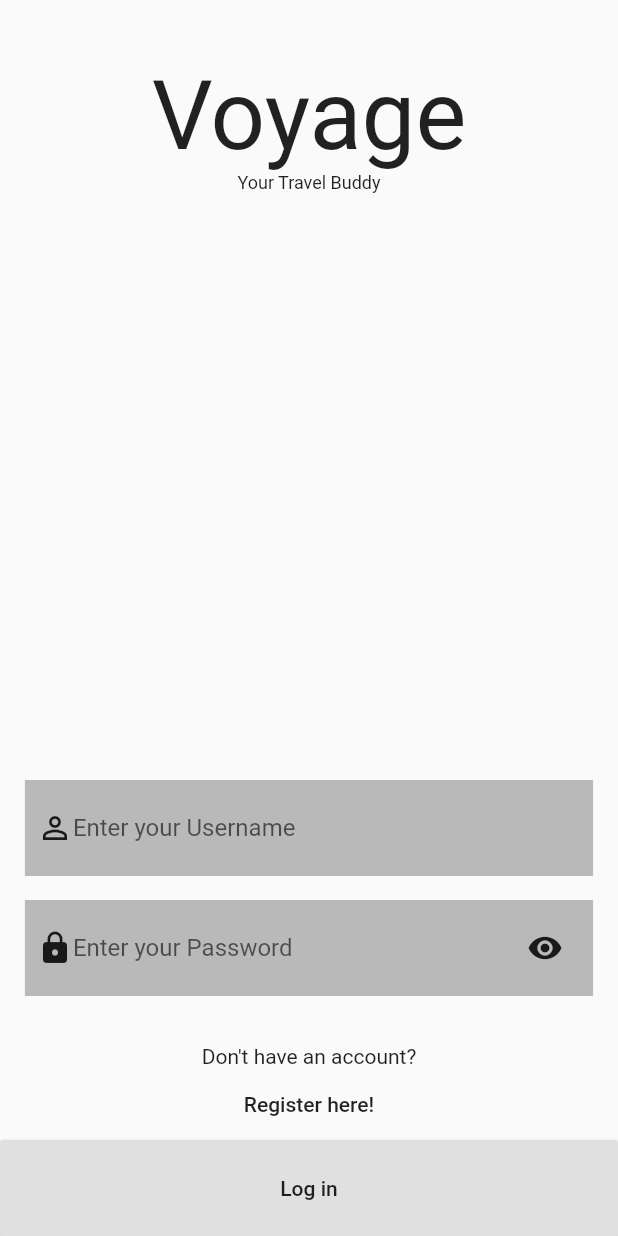
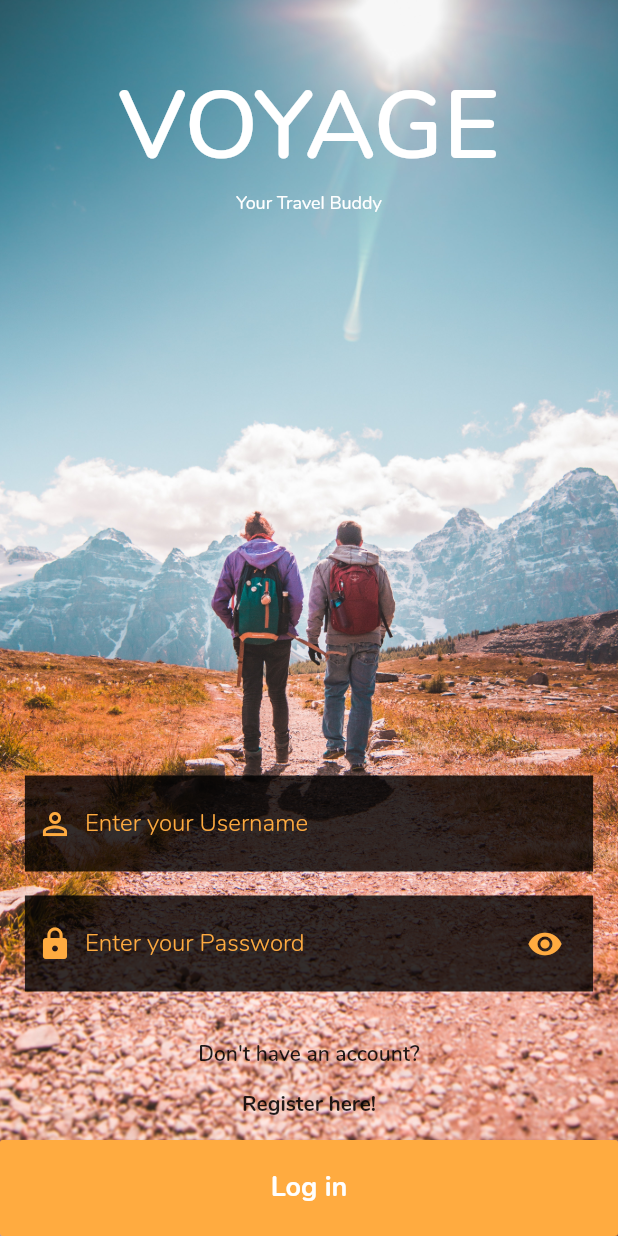
Before and after one commit to iamsatriya/dicoding-voyage, a Flutter app: the screen it shows after launch, on a phone screen of 412 x 824 dp. Run offline on Flutter 3.47's test engine with Material 2 defaults, Android fonts, the phone set to English and light mode, and no system bars.

Commit message:
finishing design login screen adding font

```diff
--- a/lib/main.dart
+++ b/lib/main.dart
@@ -8,6 +8,9 @@ class MyApp extends StatelessWidget {
   Widget build(BuildContext context) {
     return MaterialApp(
       home: LoginScreen(),
+      theme: ThemeData(
+        fontFamily: 'Nunito',
+      ),
     );
   }
 }
--- a/lib/screen/LoginScreen.dart
+++ b/lib/screen/LoginScreen.dart
@@ -16,7 +16,15 @@ class _LoginScreenState extends State<LoginScreen> {
   @override
   Widget build(BuildContext context) {
     return Scaffold(
-      body: SafeArea(
+      body: Stack(
+        children: [
+          Image(
+            image: AssetImage('images/login-bg.jpg'),
+            width: MediaQuery.of(context).size.width,
+            height: MediaQuery.of(context).size.height,
+            fit: BoxFit.cover,
+          ),
+          SafeArea(
             child: Column(
               mainAxisAlignment: MainAxisAlignment.spaceBetween,
               children: [
@@ -26,12 +34,12 @@ class _LoginScreenState extends State<LoginScreen> {
                   child: Column(
                     children: [
                       LoginInput(
-                    icon: Icon(Icons.perm_identity),
+                        icon: Icon(Icons.perm_identity, color: Colors.orangeAccent,),
                         label: 'Username',
                         onSaveInput: (value) => username = value,
                       ),
                       LoginInput(
-                    icon: Icon(Icons.lock),
+                        icon: Icon(Icons.lock, color: Colors.orangeAccent,),
                         label: 'Password',
                         onSaveInput: (value) => password = value,
                         isHidePassword: isHidePassword,
@@ -44,16 +52,17 @@ class _LoginScreenState extends State<LoginScreen> {
                       SizedBox(
                         height: 24.0,
                       ),
-                  Text('Don\'t have an account?'),
-                  FlatButton(onPressed: (){}, child: Text('Register here!')),
+                      Text('Don\'t have an account?', style: TextStyle(fontWeight: FontWeight.w600),),
+                      FlatButton(
+                          onPressed: () {}, child: Text('Register here!', style: TextStyle(fontWeight: FontWeight.w800),)),
                       SizedBox(
                         width: double.infinity,
                         height: 64.0,
                         child: RaisedButton(
-                        child: Text('Log in'),
-
-                        onPressed: (){
-                      if(formKey.currentState.validate()){
+                            child: Text('Log in', style: TextStyle(color: Colors.white, fontWeight: FontWeight.w800, fontSize: 18.0),),
+                            color: Colors.orangeAccent,
+                            onPressed: () {
+                              if (formKey.currentState.validate()) {
                                 formKey.currentState.save();
                               }
                             }),
@@ -64,6 +73,8 @@ class _LoginScreenState extends State<LoginScreen> {
               ],
             ),
           ),
+        ],
+      ),
     );
   }
 }
--- a/lib/widget/AppHeader.dart
+++ b/lib/widget/AppHeader.dart
@@ -7,7 +7,19 @@ class AppHeader extends StatelessWidget {
       margin: EdgeInsets.only(top: 40.0),
       child: Center(
         child: Column(
-          children: [Text('Voyage', style: TextStyle(fontSize: 64.0),), Text('Your Travel Buddy', style: TextStyle(fontSize: 12.0),)],
+          children: [
+            Text(
+              'VOYAGE',
+              style: TextStyle(
+                  fontSize: 64.0,
+                  fontWeight: FontWeight.w600,
+                  color: Colors.white),
+            ),
+            Text(
+              'Your Travel Buddy',
+              style: TextStyle(fontSize: 12.0, color: Colors.white),
+            )
+          ],
         ),
       ),
     );
--- a/lib/widget/LoginInput.dart
+++ b/lib/widget/LoginInput.dart
@@ -20,7 +20,7 @@ class LoginInput extends StatelessWidget {
   Widget build(BuildContext context) {
     return Container(
       decoration: BoxDecoration(
-        color: Colors.black26
+        color: Color(0xCC000000),
       ),
       margin: EdgeInsets.symmetric(vertical: 8.0, horizontal: 16.6),
       padding: EdgeInsets.all(8.0),
@@ -33,14 +33,24 @@ class LoginInput extends StatelessWidget {
               child: Row(
             children: [
               Flexible(
+                child: Padding(
+                  padding: const EdgeInsets.only(left: 8.0),
                   child: TextFormField(
+                    textInputAction: TextInputAction.next,
+                    style: TextStyle(color: Colors.orangeAccent, fontWeight: FontWeight.w300),
                     validator: (value) =>
                         value.isEmpty ? 'Please enter your $label' : null,
-                      obscureText: label.toLowerCase() == 'password' && isHidePassword
+                    obscureText:
+                        label.toLowerCase() == 'password' && isHidePassword
                             ? true
                             : false,
                     onSaved: (value) => onSaveInput(value),
-                      decoration: InputDecoration.collapsed(hintText: 'Enter your $label'),
+                    decoration: InputDecoration.collapsed(
+                        hintText: 'Enter your $label',
+                        hintStyle: TextStyle(color: Colors.orangeAccent, fontWeight: FontWeight.w300),
+                        fillColor: Colors.orangeAccent,
+                    ),
+                  ),
                 ),
               ),
               Visibility(
@@ -49,6 +59,7 @@ class LoginInput extends StatelessWidget {
                   icon: Icon(
                       isHidePassword ? Icons.visibility : Icons.visibility_off),
                   onPressed: showHidePassword,
+                  color: Colors.orangeAccent,
                 ),
               ),
             ],
```
Also changed, not shown: pubspec.yaml (+11 -3 lines), fonts/Nunito-Bold.ttf (added), fonts/Nunito-Light.ttf (added), fonts/Nunito-Regular.ttf (added), fonts/Nunito-SemiBold.ttf (added), images/login-bg.jpg (added). Lines whose indentation alone changed are shown as unchanged.
